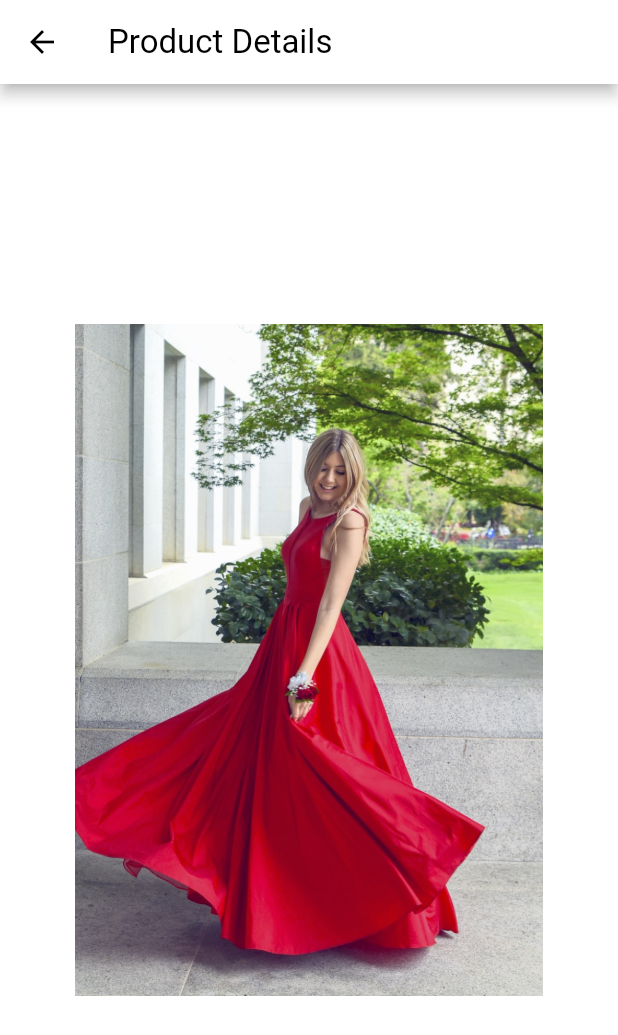
After one commit to sahal01/Zazu, a Flutter app: the ProductViewimage screen opened directly, on a phone screen of 412 x 824 dp. The commit adds this screen. Shown: the top 1035 px of the screen. Run offline on Flutter 3.47's test engine with Material 2 defaults, Android fonts, the phone set to English and light mode, and no system bars; missing offline and left inert: flutter_image_slider.

Commit message:
third commit

```diff
--- a/lib/ProductDetailPage/productdetail.dart
+++ b/lib/ProductDetailPage/productdetail.dart
@@ -4,6 +4,7 @@ import 'package:provider/provider.dart';
 import 'package:zazu/ProductDetailPage/rectangle.dart';
 import 'package:zazu/styles/Styles.dart';
 
+import '../ProductViewImage/ProductViewImage.dart';
 import '../Providers/Productdetailpageprovider/ProductDetailPageProvider.dart';
 
 class ProductDetailPage extends StatelessWidget {
@@ -12,7 +13,6 @@ class ProductDetailPage extends StatelessWidget {
   @override
   Widget build(BuildContext context) {
     double w = MediaQuery.of(context).size.width;
-    Size size = MediaQuery.of(context).size;
     return Scaffold(
         backgroundColor: white,
         appBar: AppBar(
@@ -34,7 +34,7 @@ class ProductDetailPage extends StatelessWidget {
                 color: black,
               ),
               onPressed: () {
-                // do something
+
               },
             )
           ],
@@ -46,7 +46,13 @@ class ProductDetailPage extends StatelessWidget {
             child: SingleChildScrollView(
               child: Column(
                 children: [
-                  Container(
+                  InkWell(onTap: (){
+                    Navigator.push(
+                      context,
+                      MaterialPageRoute(builder: (context) => const ProductViewimage()),
+                    );
+                  },
+                    child: Container(
                         width: w,
                         child: Carousel(
                           height: w + 100,
@@ -81,6 +87,7 @@ class ProductDetailPage extends StatelessWidget {
                             )
                           ],
                         )),
+                  ),
                   Container(
                     width: w,
                     margin: const EdgeInsets.all(15),
--- /dev/null
+++ b/lib/ProductViewImage/ProductViewImage.dart
@@ -0,0 +1,33 @@
+import 'package:flutter/material.dart';
+
+import '../styles/Styles.dart';
+
+class ProductViewimage extends StatelessWidget {
+  const ProductViewimage({Key? key}) : super(key: key);
+
+  @override
+  Widget build(BuildContext context) {
+    double w = MediaQuery.of(context).size.width;
+    return Scaffold(
+        backgroundColor: white,
+        appBar: AppBar(
+          centerTitle: false,
+          automaticallyImplyLeading: true,
+          backgroundColor: white,
+          leading: const BackButton(
+            color: Colors.black,
+          ),
+          title: Text(
+            'Product Details',
+            style: Styles()
+                .normalS(fontW: FontWeight.normal, fontS: 22, color: black),
+          ),
+        ),
+        body: Center(
+          child: Padding(
+            padding: const EdgeInsets.all(50.0),
+            child: Image.asset('assets/images/img_2.png', fit: BoxFit.cover),
+          ),
+        ));
+  }
+}
```
Lines whose indentation alone changed are shown as unchanged.
